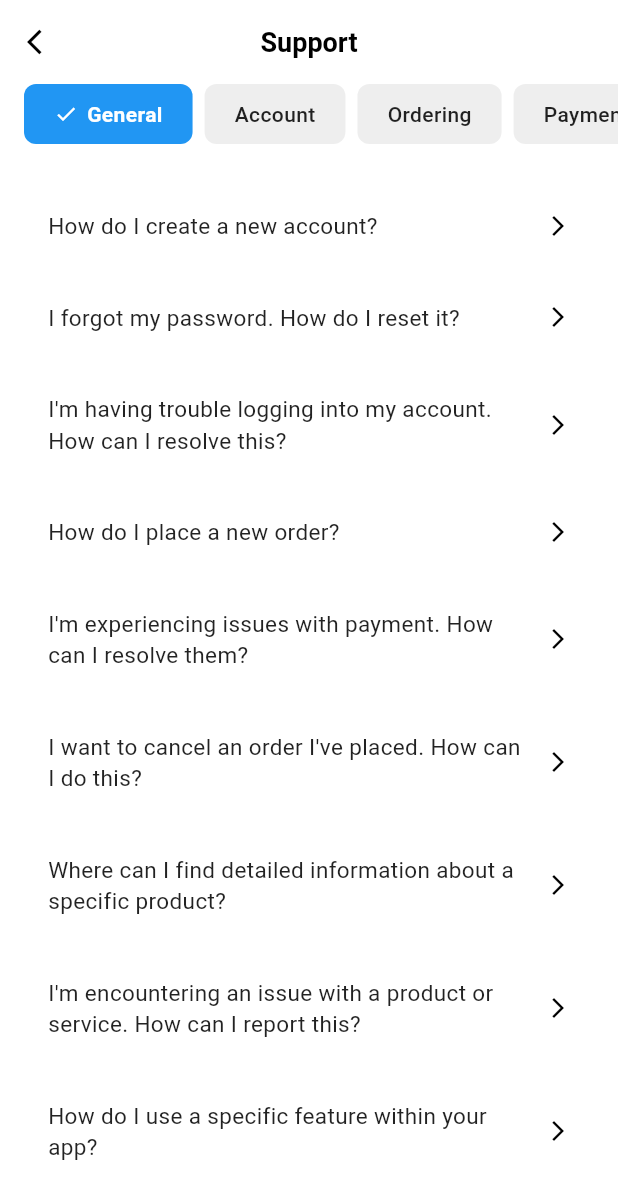
After one commit to jasurbabajanow/yuu-sell-logistic, a Flutter app: the SupportPage screen opened directly, on a phone screen of 412 x 824 dp. The commit adds this screen. Shown: the top 1199 px of the screen. Run offline on Flutter 3.47's test engine with Material 3 defaults, Android fonts, the phone set to English and light mode, and no system bars; our stand-ins replace flutter_svg, intl_phone_number_input, pinput, timelines_plus.

Commit message:
partnership and support pages

```diff
--- /dev/null
+++ b/lib/presentation/screens/profile/support_page.dart
@@ -0,0 +1,194 @@
+import 'package:flutter/material.dart';
+
+class SupportPage extends StatefulWidget {
+  const SupportPage({super.key});
+
+  @override
+  State<SupportPage> createState() => _SupportPageState();
+}
+
+class _SupportPageState extends State<SupportPage> {
+  String selectedTab = 'General';
+
+  final List<String> tabs = ['General', 'Account', 'Ordering', 'Payment'];
+
+  final List<SupportItem> supportItems = [
+    SupportItem(question: 'How do I create a new account?'),
+    SupportItem(question: 'I forgot my password. How do I reset it?'),
+    SupportItem(
+        question:
+            'I\'m having trouble logging into my account. How can I resolve this?'),
+    SupportItem(question: 'How do I place a new order?'),
+    SupportItem(
+        question:
+            'I\'m experiencing issues with payment. How can I resolve them?'),
+    SupportItem(
+        question:
+            'I want to cancel an order I\'ve placed. How can I do this?'),
+    SupportItem(
+        question: 'Where can I find detailed information about a specific product?'),
+    SupportItem(
+        question:
+            'I\'m encountering an issue with a product or service. How can I report this?'),
+    SupportItem(
+        question: 'How do I use a specific feature within your app?'),
+  ];
+
+  @override
+  Widget build(BuildContext context) {
+    return Scaffold(
+      backgroundColor: Colors.white,
+      appBar: AppBar(
+        backgroundColor: Colors.white,
+        elevation: 0,
+        leading: IconButton(
+          icon: const Icon(Icons.arrow_back_ios, color: Colors.black, size: 20),
+          onPressed: () {},
+        ),
+        title: const Text(
+          'Support',
+          style: TextStyle(
+            color: Colors.black,
+            fontSize: 18,
+            fontWeight: FontWeight.w600,
+          ),
+        ),
+        centerTitle: true,
+      ),
+      body: Column(
+        children: [
+          Container(
+            color: Colors.white,
+            child: Column(
+              children: [
+                // Tab Bar
+                SingleChildScrollView(
+                  scrollDirection: Axis.horizontal,
+                  padding: const EdgeInsets.symmetric(horizontal: 16),
+                  child: Row(
+                    children: tabs.map((tab) {
+                      final isSelected = selectedTab == tab;
+                      return Padding(
+                        padding: const EdgeInsets.only(right: 8),
+                        child: GestureDetector(
+                          onTap: () {
+                            setState(() {
+                              selectedTab = tab;
+                            });
+                          },
+                          child: Container(
+                            padding: const EdgeInsets.symmetric(
+                              horizontal: 20,
+                              vertical: 10,
+                            ),
+                            decoration: BoxDecoration(
+                              color: isSelected
+                                  ? Colors.blue
+                                  : Colors.grey[200],
+                              borderRadius: BorderRadius.circular(8),
+                            ),
+                            child: Row(
+                              children: [
+                                if (isSelected)
+                                  const Padding(
+                                    padding: EdgeInsets.only(right: 6),
+                                    child: Icon(
+                                      Icons.check,
+                                      color: Colors.white,
+                                      size: 16,
+                                    ),
+                                  ),
+                                Text(
+                                  tab,
+                                  style: TextStyle(
+                                    color: isSelected
+                                        ? Colors.white
+                                        : Colors.black87,
+                                    fontSize: 14,
+                                    fontWeight: isSelected
+                                        ? FontWeight.w600
+                                        : FontWeight.w500,
+                                  ),
+                                ),
+                              ],
+                            ),
+                          ),
+                        ),
+                      );
+                    }).toList(),
+                  ),
+                ),
+                const SizedBox(height: 16),
+              ],
+            ),
+          ),
+          // Support Items List
+          Expanded(
+            child: ListView.builder(
+              padding: const EdgeInsets.symmetric(vertical: 8),
+              itemCount: supportItems.length,
+              itemBuilder: (context, index) {
+                return SupportListItem(item: supportItems[index]);
+              },
+            ),
+          ),
+        ],
+      ),
+    );
+  }
+}
+
+class SupportItem {
+  final String question;
+
+  SupportItem({required this.question});
+}
+
+class SupportListItem extends StatelessWidget {
+  final SupportItem item;
+
+  const SupportListItem({super.key, required this.item});
+
+  @override
+  Widget build(BuildContext context) {
+    return Container(
+      margin: const EdgeInsets.symmetric(horizontal: 16, vertical: 4),
+      decoration: BoxDecoration(
+        color: Colors.white,
+        borderRadius: BorderRadius.circular(12),
+      ),
+      child: Material(
+        color: Colors.transparent,
+        child: InkWell(
+          borderRadius: BorderRadius.circular(12),
+          onTap: () {
+            // Handle item tap
+          },
+          child: Padding(
+            padding: const EdgeInsets.all(16),
+            child: Row(
+              children: [
+                Expanded(
+                  child: Text(
+                    item.question,
+                    style: const TextStyle(
+                      fontSize: 15,
+                      color: Colors.black87,
+                      height: 1.4,
+                    ),
+                  ),
+                ),
+                const SizedBox(width: 12),
+                const Icon(
+                  Icons.arrow_forward_ios,
+                  size: 16,
+                  color: Colors.black,
+                ),
+              ],
+            ),
+          ),
+        ),
+      ),
+    );
+  }
+}
```
Also changed, not shown: lib/presentation/screens/profile/partnership_page.dart (added, +52 -0 lines), lib/presentation/screens/profile/profile_page.dart (+16 -0 lines), lib/presentation/widgets/custom_text_field2.dart (added, +57 -0 lines).
